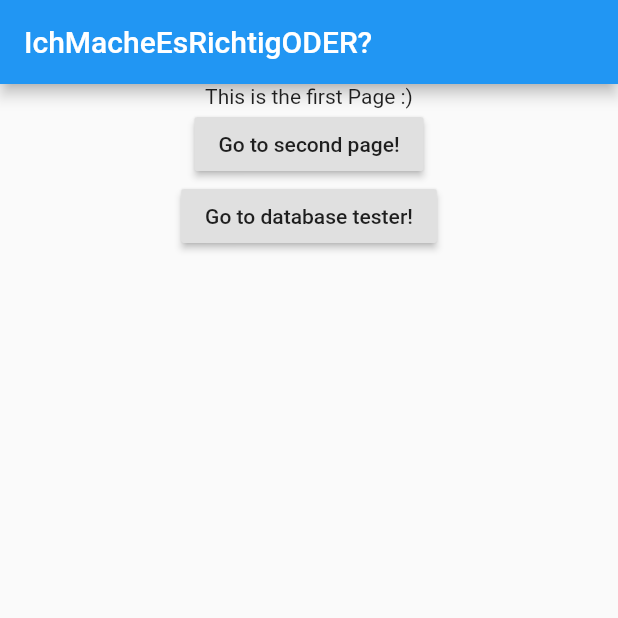
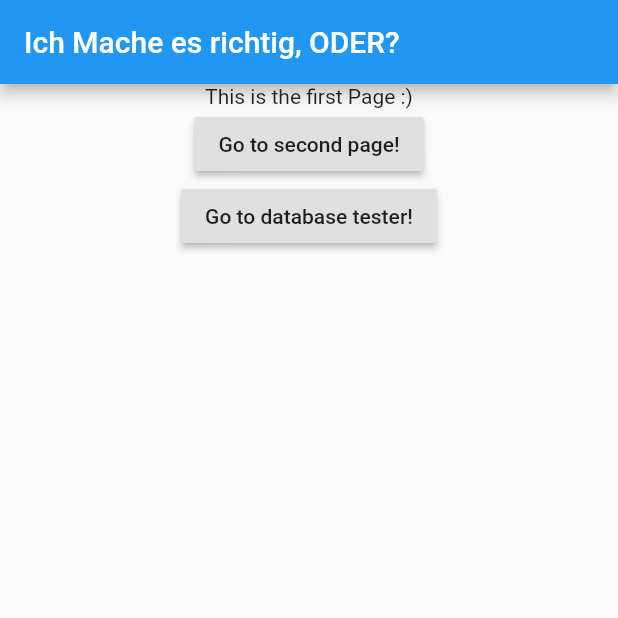
Before and after one commit to suhrmann/Karlorona, a Flutter app: the screen it shows after launch, on a phone screen of 412 x 824 dp, the top half of it. Run offline on Flutter 3.47's test engine with Material 2 defaults, Android fonts, the phone set to English and light mode, and no system bars; our stand-ins replace sqflite; accounts and stored records are empty.

Commit message:
Fix human readable title of app

```diff
--- a/lib/app-container.dart
+++ b/lib/app-container.dart
@@ -9,7 +9,7 @@ class AppContainer extends StatelessWidget {
   Widget build(BuildContext context) {
     return Scaffold(
       appBar: AppBar(
-        title: Text("IchMacheEsRichtigODER?"),
+        title: Text("Ich Mache es richtig, ODER?"),
       ),
       body: body,
     );
```
